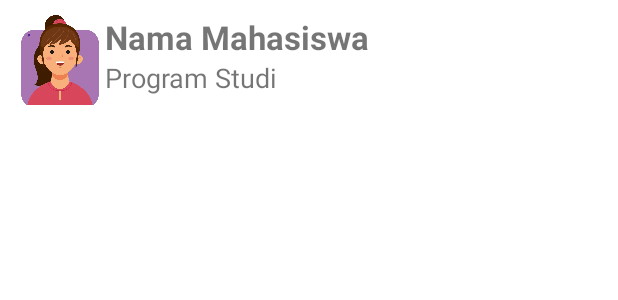
After one commit to jaelynnKhonrad/23SI1, an Android app built with Jetpack Compose: the layout mahasiswa_layout.xml on its own in the app's theme, with its tools: preview values and no code run, on a phone screen of 412 x 824 dp. The commit adds this screen. Shown: the top 300 px of the screen. Run offline under Robolectric (Android 15) with nearby library versions, the phone set to English and light mode, and no system bars.

Commit message:
tgl 1 juli

```diff
--- a/app/src/main/AndroidManifest.xml
+++ b/app/src/main/AndroidManifest.xml
@@ -12,6 +12,9 @@
         android:supportsRtl="true"
         android:theme="@style/Theme.AplikasiKedua"
         tools:targetApi="31">
+        <activity
+            android:name=".ListMahasiswaActivity"
+            android:exported="false" />
         <activity
             android:name=".DashboardActivity"
             android:exported="false" />
--- a/app/src/main/res/layout/activity_dashboard.xml
+++ b/app/src/main/res/layout/activity_dashboard.xml
@@ -60,6 +60,7 @@
                         android:text="Profile"/>
 
                     <TextView
+                        android:id="@+id/txvHasil"
                         android:layout_width="wrap_content"
                         android:layout_height="wrap_content"
                         android:text="Perbaharui foto, nama, dan informasi lainnya"/>
@@ -73,6 +74,7 @@
 
 
             <LinearLayout
+                android:id="@+id/llyListMahasiswa"
                 android:layout_width="match_parent"
                 android:layout_height="120dp"
                 android:orientation="horizontal"
@@ -91,18 +93,18 @@
                         android:layout_width="wrap_content"
                         android:layout_height="wrap_content"
                         android:textSize="12pt"
-                        android:text="To-do list"/>
+                        android:text="List Mahasiswa"/>
 
                     <TextView
                         android:layout_width="wrap_content"
                         android:layout_height="wrap_content"
-                        android:paddingLeft="15dp"
                         android:text="Tulis jadwal, rencana kegiatan anda.."/>
 
                 </LinearLayout>
                 <ImageView
                     android:layout_width="90dp"
                     android:layout_height="90dp"
+                    android:layout_marginLeft="40dp"
                     android:src="@drawable/menu1"/>
             </LinearLayout>
 
--- /dev/null
+++ b/app/src/main/res/layout/mahasiswa_layout.xml
@@ -0,0 +1,39 @@
+<?xml version="1.0" encoding="utf-8"?>
+<LinearLayout xmlns:android="http://schemas.android.com/apk/res/android"
+    xmlns:app="http://schemas.android.com/apk/res-auto"
+    xmlns:tools="http://schemas.android.com/tools"
+    android:orientation="horizontal"
+    android:layout_width="match_parent"
+    android:layout_height="match_parent"
+    android:paddingBottom="10dp"
+    android:paddingRight="10dp"
+    android:paddingLeft="10dp"
+    android:paddingTop="10dp"
+    android:id="@+id/llyItemMahasiswa">
+
+    <ImageView
+        android:id="@+id/imvMahasiswa"
+        android:layout_width="60dp"
+        android:layout_height="60dp"
+        tools:srcCompat="@drawable/user3" />
+
+    <LinearLayout
+        android:layout_width="wrap_content"
+        android:layout_height="wrap_content"
+        android:orientation="vertical">
+        <TextView
+            android:id="@+id/txvNama"
+            android:layout_width="wrap_content"
+            android:layout_height="wrap_content"
+            android:textSize="10pt"
+            android:textStyle="bold"
+            android:text="Nama Mahasiswa"/>
+        <TextView
+            android:id="@+id/txvProdi"
+            android:layout_width="wrap_content"
+            android:layout_height="wrap_content"
+            android:textSize="8pt"
+            android:text="Program Studi"/>
+
+    </LinearLayout>
+</LinearLayout>
```
Also changed, not shown: app/build.gradle.kts (+3 -7 lines), app/src/main/java/uph/edu/m23si1/aplikasikedua/DashboardActivity.java (+25 -3 lines), app/src/main/java/uph/edu/m23si1/aplikasikedua/ListMahasiswaActivity.java (added, +44 -0 lines), app/src/main/java/uph/edu/m23si1/aplikasikedua/ProfileActivity.java (+24 -0 lines), app/src/main/java/uph/edu/m23si1/aplikasikedua/RegisterActivity.java (+13 -0 lines), app/src/main/java/uph/edu/m23si1/aplikasikedua/adapter/MahasiswaAdapter.java (added, +67 -0 lines), app/src/main/java/uph/edu/m23si1/aplikasikedua/model/Mahasiswa.java (added, +94 -0 lines), app/src/main/res/layout/activity_list_mahasiswa.xml (added, +14 -0 lines), build.gradle.kts (+10 -2 lines).
